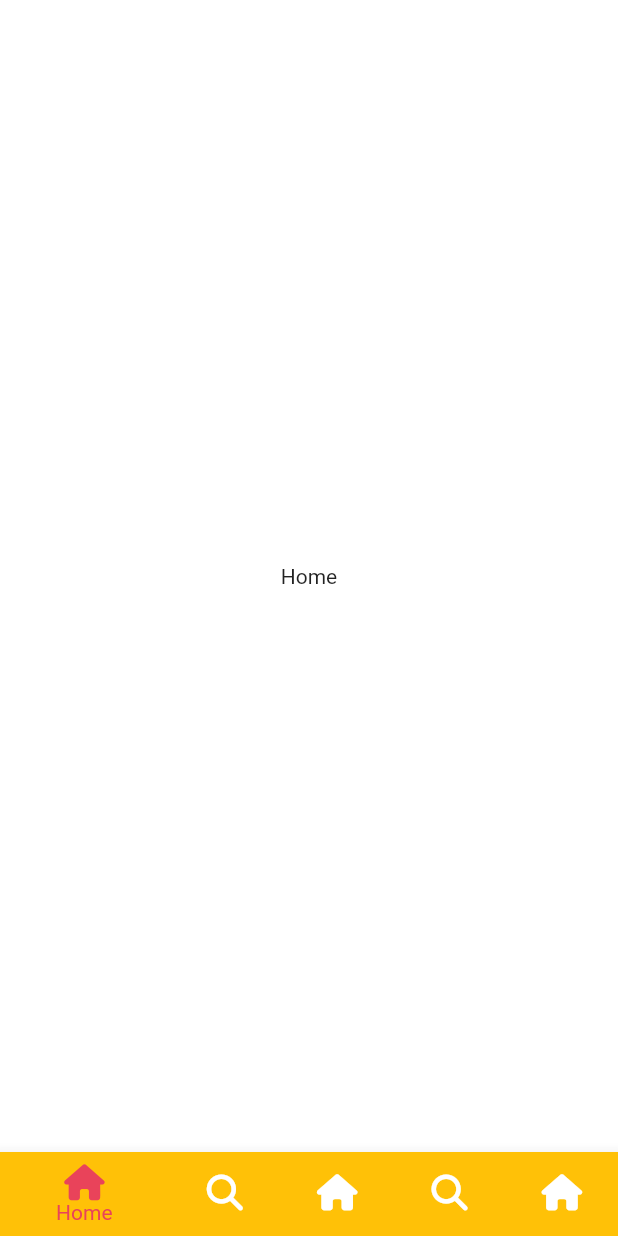
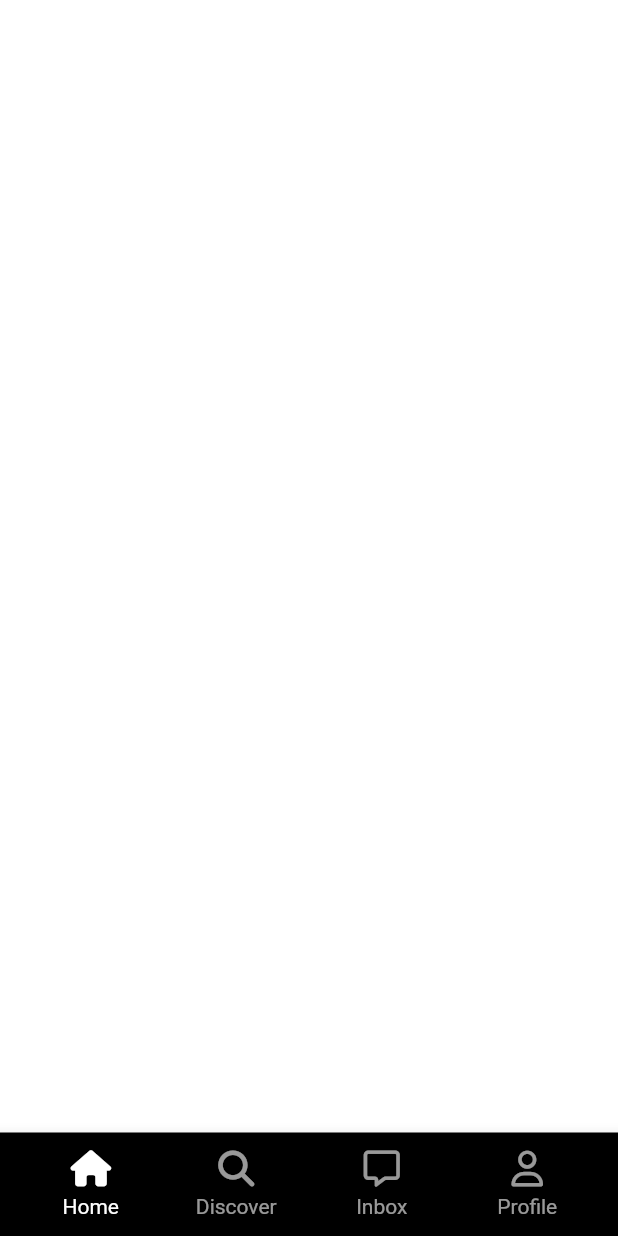
Before and after one commit to shinung-han/nomad_coders_tiktok_clone_review, a Flutter app: the screen it shows after launch, on a phone screen of 412 x 824 dp. Run offline on Flutter 3.47's test engine with Material 2 defaults, Android fonts, the phone set to English and light mode, and no system bars; our stand-ins replace font_awesome_flutter.

Commit message:
6.5 Custom NavigationBar

```diff
--- a/lib/features/main_navigation/main_navigation_screen.dart
+++ b/lib/features/main_navigation/main_navigation_screen.dart
@@ -1,5 +1,7 @@
 import 'package:flutter/material.dart';
 import 'package:font_awesome_flutter/font_awesome_flutter.dart';
+import 'package:tiktok_clone_2/constants/sizes.dart';
+import 'package:tiktok_clone_2/features/main_navigation/widgets/nav_tab.dart';
 
 class MainNavigationScreen extends StatefulWidget {
   const MainNavigationScreen({super.key});
@@ -38,44 +40,40 @@
   @override
   Widget build(BuildContext context) {
     return Scaffold(
-      body: screens[_selectIndex],
-      bottomNavigationBar: BottomNavigationBar(
-        mouseCursor: MouseCursor.defer,
-        currentIndex: _selectIndex,
-        onTap: _onTap,
-        selectedItemColor: Theme.of(context).primaryColor,
-        items: const [
-          BottomNavigationBarItem(
-            icon: FaIcon(FontAwesomeIcons.house),
-            label: "Home",
-            tooltip: 'What are you?',
-            backgroundColor: Colors.amber,
+      bottomNavigationBar: BottomAppBar(
+        color: Colors.black,
+        child: Padding(
+          padding: const EdgeInsets.all(Sizes.size12),
+          child: Row(
+            mainAxisAlignment: MainAxisAlignment.spaceBetween,
+            children: [
+              NavTab(
+                text: 'Home',
+                isSelected: _selectIndex == 0,
+                icon: FontAwesomeIcons.house,
+                onTap: () => _onTap(0),
+              ),
+              NavTab(
+                text: 'Discover',
+                isSelected: _selectIndex == 1,
+                icon: FontAwesomeIcons.magnifyingGlass,
+                onTap: () => _onTap(1),
+              ),
+              NavTab(
+                text: 'Inbox',
+                isSelected: _selectIndex == 3,
+                icon: FontAwesomeIcons.message,
+                onTap: () => _onTap(3),
+              ),
+              NavTab(
+                text: 'Profile',
+                isSelected: _selectIndex == 4,
+                icon: FontAwesomeIcons.user,
+                onTap: () => _onTap(4),
+              ),
+            ],
           ),
-          BottomNavigationBarItem(
-            icon: FaIcon(FontAwesomeIcons.magnifyingGlass),
-            label: "Search",
-            tooltip: 'What are you?',
-            backgroundColor: Colors.blue,
-          ),
-          BottomNavigationBarItem(
-            icon: FaIcon(FontAwesomeIcons.house),
-            label: "Home",
-            tooltip: 'What are you?',
-            backgroundColor: Colors.pink,
-          ),
-          BottomNavigationBarItem(
-            icon: FaIcon(FontAwesomeIcons.magnifyingGlass),
-            label: "Search",
-            tooltip: 'What are you?',
-            backgroundColor: Colors.red,
-          ),
-          BottomNavigationBarItem(
-            icon: FaIcon(FontAwesomeIcons.house),
-            label: "Home",
-            tooltip: 'What are you?',
-            backgroundColor: Colors.teal,
-          ),
-        ],
+        ),
       ),
     );
   }
--- /dev/null
+++ b/lib/features/main_navigation/widgets/nav_tab.dart
@@ -0,0 +1,50 @@
+import 'package:flutter/material.dart';
+import 'package:font_awesome_flutter/font_awesome_flutter.dart';
+import 'package:tiktok_clone_2/constants/gaps.dart';
+
+class NavTab extends StatelessWidget {
+  final String text;
+  final bool isSelected;
+  final IconData icon;
+  final Function onTap;
+
+  const NavTab({
+    required this.text,
+    required this.isSelected,
+    required this.icon,
+    required this.onTap,
+    super.key,
+  });
+
+  @override
+  Widget build(BuildContext context) {
+    return Expanded(
+      child: GestureDetector(
+        onTap: () => onTap(),
+        child: Container(
+          color: Colors.black,
+          child: AnimatedOpacity(
+            duration: const Duration(milliseconds: 200),
+            opacity: isSelected ? 1 : 0.6,
+            child: Column(
+              mainAxisSize: MainAxisSize.min,
+              children: [
+                FaIcon(
+                  icon,
+                  color: Colors.white,
+                ),
+                Gaps.v5,
+                Text(
+                  text,
+                  style: const TextStyle(
+                    color: Colors.white,
+                  ),
+                )
+              ],
+            ),
+          ),
+        ),
+      ),
+    );
+  }
+}
```
Also changed, not shown: 1 other file.
